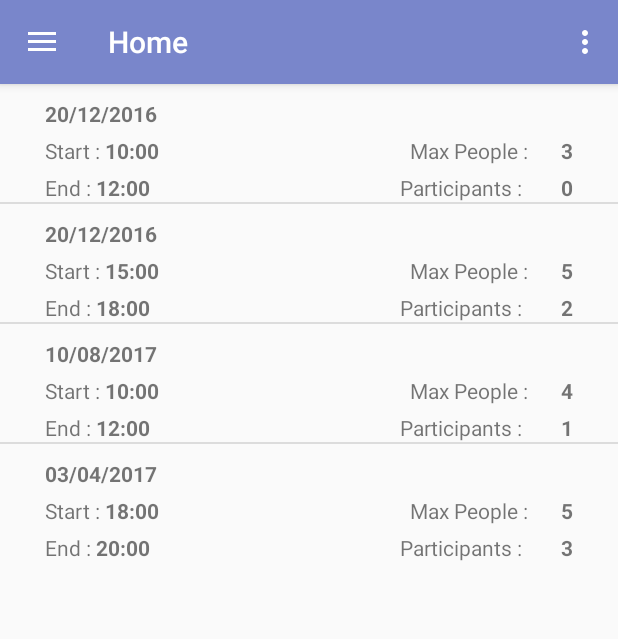
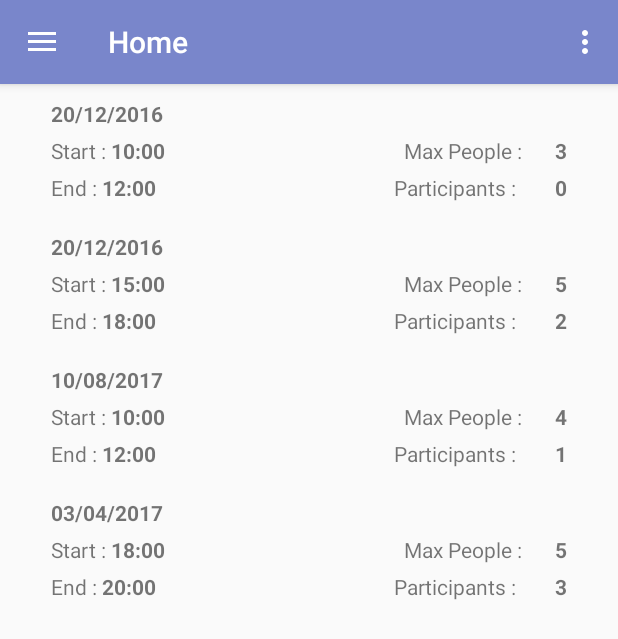
Before and after one commit to emileNetter/appli, an Android app: the RecentFragment screen opened directly, with no data from a screen before it, on a phone screen of 412 x 824 dp. Shown: the top 639 px of the screen. Run offline under Robolectric (Android 15) with nearby library versions, the phone set to English and light mode, and no system bars; 1 statement that could not run was skipped.

Commit message:
LV layout

```diff
--- a/app/src/main/res/layout/fragment_recent.xml
+++ b/app/src/main/res/layout/fragment_recent.xml
@@ -8,7 +8,11 @@
     <ListView
         android:id="@+id/listview_home"
         android:layout_width="match_parent"
-        android:layout_height="match_parent">
+        android:layout_height="match_parent"
+        android:divider="@android:color/transparent"
+        android:layout_marginStart="4dp"
+        android:layout_marginEnd="4dp"
+        android:dividerHeight="10.0sp">
     </ListView>
 
 </FrameLayout>
```
